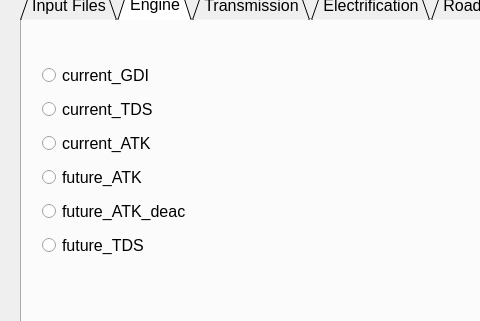
USEPA/EPA_OMEGA_Model, file gui/OMEGA_GUI_V2.ui: the form before one commit; both pictures show x 0 to 480 and y 90 to 411 of the 841 by 609 pixel window.
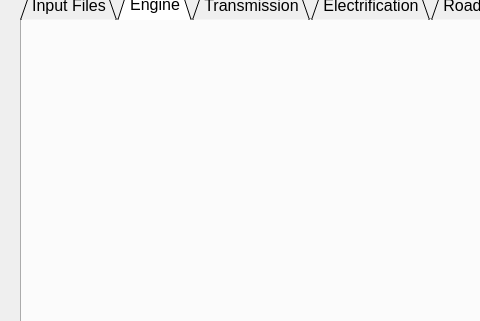
The form after the commit. The open tabs and pages were chosen to show the change. Icons and pictures are not drawn.

The edit to the form file:
```diff
--- a/gui/OMEGA_GUI_V2.ui
+++ b/gui/OMEGA_GUI_V2.ui
@@ -202,90 +202,6 @@
      <attribute name="title">
       <string>Engine</string>
      </attribute>
-     <widget class="QWidget" name="verticalLayoutWidget">
-      <property name="geometry">
-       <rect>
-        <x>20</x>
-        <y>40</y>
-        <width>160</width>
-        <height>201</height>
-       </rect>
-      </property>
-      <layout class="QVBoxLayout" name="verticalLayout">
-       <item>
-        <widget class="QRadioButton" name="current_gdi_select">
-         <property name="font">
-          <font>
-           <pointsize>12</pointsize>
-          </font>
-         </property>
-         <property name="text">
-          <string>current_GDI</string>
-         </property>
-        </widget>
-       </item>
-       <item>
-        <widget class="QRadioButton" name="current_tds_select">
-         <property name="font">
-          <font>
-           <pointsize>12</pointsize>
-          </font>
-         </property>
-         <property name="text">
-          <string>current_TDS</string>
-         </property>
-        </widget>
-       </item>
-       <item>
-        <widget class="QRadioButton" name="current_atk_select">
-         <property name="font">
-          <font>
-           <pointsize>12</pointsize>
-          </font>
-         </property>
-         <property name="text">
-          <string>current_ATK</string>
-         </property>
-        </widget>
-       </item>
-       <item>
-        <widget class="QRadioButton" name="future_atk_select">
-         <property name="font">
-          <font>
-           <pointsize>12</pointsize>
-          </font>
-         </property>
-         <property name="text">
-          <string>future_ATK</string>
-         </property>
-        </widget>
-       </item>
-       <item>
-        <widget class="QRadioButton" name="future_atk_deac_select">
-         <property name="font">
-          <font>
-           <pointsize>12</pointsize>
-          </font>
-         </property>
-         <property name="text">
-          <string>future_ATK_deac</string>
-         </property>
-        </widget>
-       </item>
-       <item>
-        <widget class="QRadioButton" name="future_tds_select">
-         <property name="font">
-          <font>
-           <pointsize>12</pointsize>
-          </font>
-         </property>
-         <property name="text">
-          <string>future_TDS</string>
-         </property>
-        </widget>
-       </item>
-      </layout>
-     </widget>
     </widget>
     <widget class="QWidget" name="transmission_tab">
      <attribute name="title">
```
Left out of the diff: 108 changed lines with no effect on the pictures.
